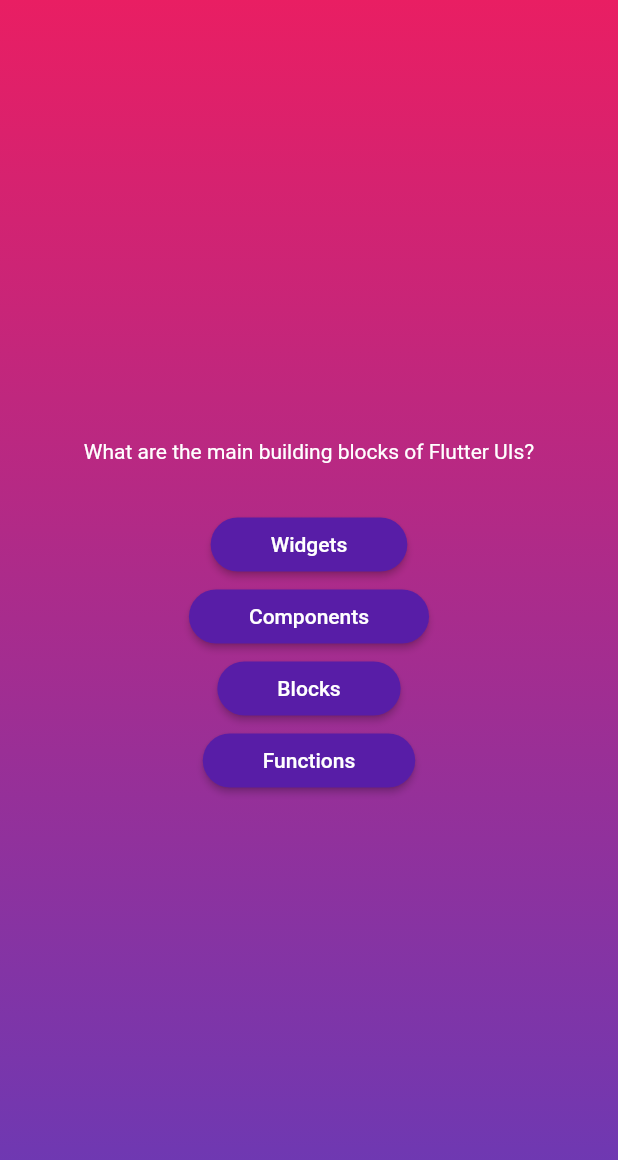
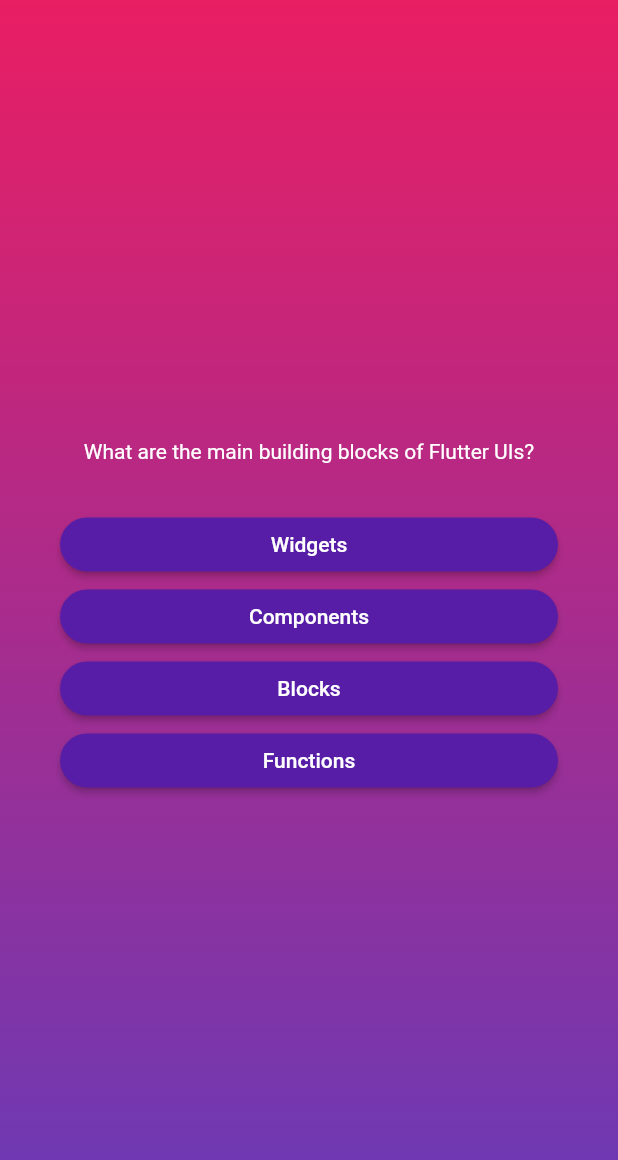
Before and after one commit to FatoomRe/2nd-Flutter-CourseProject-QuizApp, a Flutter app: the screen it shows after launch, after a tap on "Start Quiz", on a phone screen of 412 x 824 dp. Shown: the top 1160 px of the screen. Run offline on Flutter 3.47's test engine with Material 2 defaults, Android fonts, the phone set to English and light mode, and no system bars.

Commit message:
71. Alignment, Margin & Padding

```diff
--- a/lib/questions_screen.dart
+++ b/lib/questions_screen.dart
@@ -19,20 +19,27 @@
 
     return SizedBox(
       width: double.infinity,
+      child: Container(
+        margin: const EdgeInsets.all(40),
         child: Column(
           mainAxisAlignment: MainAxisAlignment.center,
+          crossAxisAlignment: CrossAxisAlignment.stretch,
           children: [
             Text(
               currentQuestion.text,
               style:  const TextStyle(
                 color: Colors.white,
               ),
+              textAlign: TextAlign.center,
             ),
+            //------------------------------------------------------
             const SizedBox(height: 30,),
             ...currentQuestion.answers.map((answer){
               return AnswerButton(answerText: answer, onTap: (){});
             })
+            //------------------------------------------------------
           ],
+        ),
       ),
     );
   }
```
Lines whose indentation alone changed are shown as unchanged.
